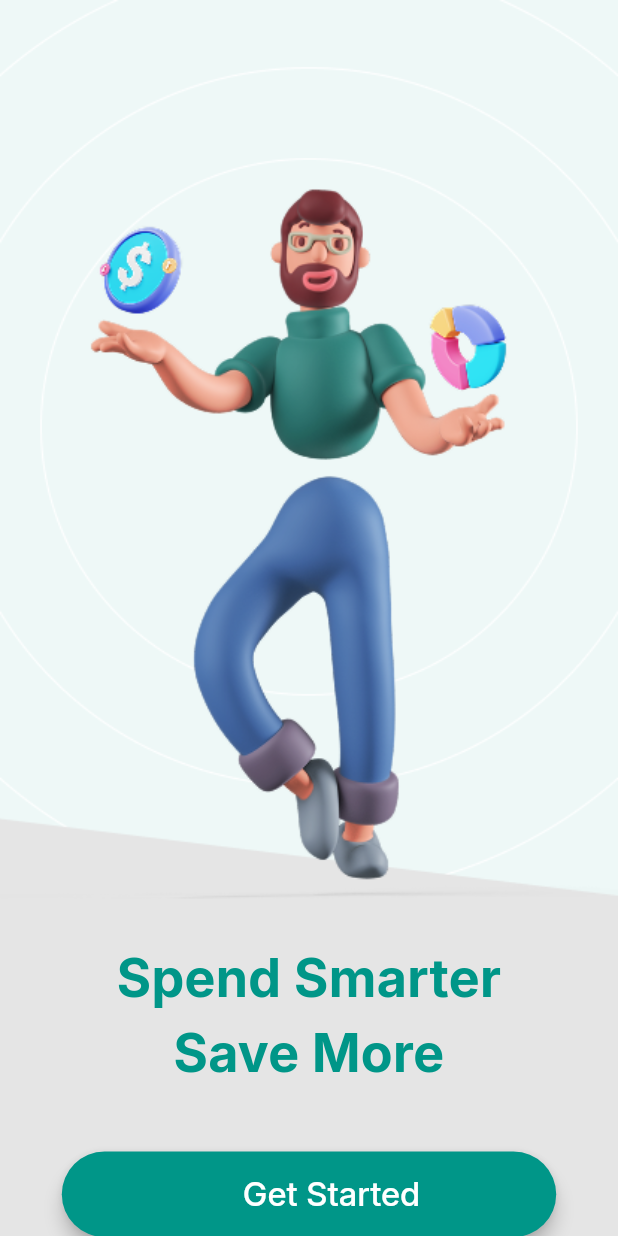
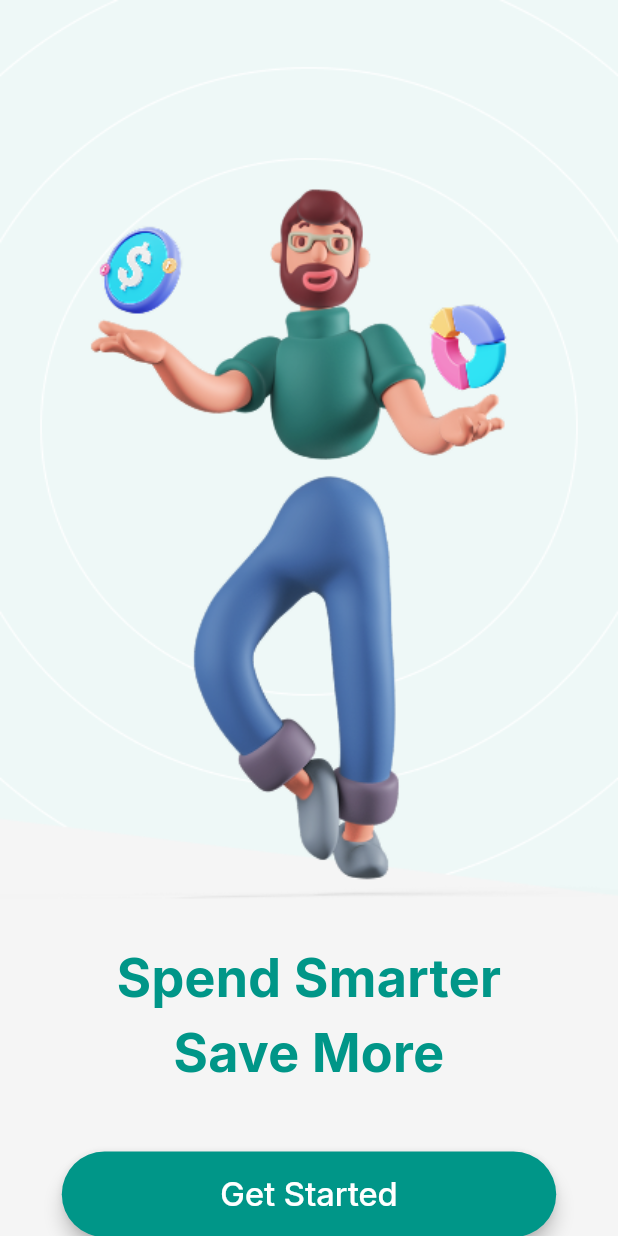
Before and after one commit to OmarAfifi-CSE/FinFlow, a Flutter app: the screen it shows after launch, on a phone screen of 412 x 824 dp. Run offline on Flutter 3.47's test engine with Material 3 defaults, Android fonts, the phone set to English and light mode, and no system bars; our stand-ins replace connectivity_plus, flutter_svg, go_router, shared_preferences, supabase_flutter; accounts and stored records are empty.

Commit message:
apply dark mode for onboarding screen

```diff
--- a/analysis_options.yaml
+++ b/analysis_options.yaml
@@ -1,28 +1,6 @@
-# This file configures the analyzer, which statically analyzes Dart code to
-# check for errors, warnings, and lints.
-#
-# The issues identified by the analyzer are surfaced in the UI of Dart-enabled
-# IDEs (https://dart.dev/tools#ides-and-editors). The analyzer can also be
-# invoked from the command line by running `flutter analyze`.
-
-# The following line activates a set of recommended lints for Flutter apps,
-# packages, and plugins designed to encourage good coding practices.
 include: package:flutter_lints/flutter.yaml
-
 linter:
-  # The lint rules applied to this project can be customized in the
-  # section below to disable rules from the `package:flutter_lints/flutter.yaml`
-  # included above or to enable additional rules. A list of all available lints
-  # and their documentation is published at https://dart.dev/lints.
-  #
-  # Instead of disabling a lint rule for the entire project in the
-  # section below, it can also be suppressed for a single line of code
-  # or a specific dart file by using the `// ignore: name_of_lint` and
-  # `// ignore_for_file: name_of_lint` syntax on the line or in the file
-  # producing the lint.
   rules:
-    # avoid_print: false  # Uncomment to disable the `avoid_print` rule
-    # prefer_single_quotes: true  # Uncomment to enable the `prefer_single_quotes` rule
-
-# Additional information about this file can be found at
-# https://dart.dev/guides/language/analysis-options
+    prefer_const_constructors: true
+    prefer_const_declarations: true
+    prefer_const_literals_to_create_immutables: true
--- a/lib/main.dart
+++ b/lib/main.dart
@@ -26,7 +26,7 @@ Future<void> main() async {
     ),
   );
 
-  runApp(MyApp());
+  runApp(const MyApp());
 }
 
 class MyApp extends StatelessWidget {
--- a/lib/screens/onboarding_screen.dart
+++ b/lib/screens/onboarding_screen.dart
@@ -15,7 +15,7 @@ class OnboardingScreen extends StatelessWidget {
     final content = Column(
       children: [
         Image(
-          image: AssetImage(AppAssets.onboardingImage),
+          image: const AssetImage(AppAssets.onboardingImage),
           width: MediaQuery.of(context).size.width < 500
               ? MediaQuery.of(context).size.width
               : 300,
@@ -49,11 +49,10 @@ class OnboardingScreen extends StatelessWidget {
             ),
           ),
         ),
-        SizedBox(height: 50),
+        const SizedBox(height: 50),
       ],
     );
     return Scaffold(
-      backgroundColor: Color(0xffE5E5E5),
       body: MediaQuery.of(context).size.width < 500
           ? SingleChildScrollView(child: content)
           : Center(child: SingleChildScrollView(child: content)),
--- a/lib/styling/app_text_styles.dart
+++ b/lib/styling/app_text_styles.dart
@@ -4,21 +4,21 @@ import 'app_colors.dart';
 import 'app_fonts.dart';
 
 class AppTextStyles {
-  static TextStyle primaryHeadlineStyle = TextStyle(
+  static const TextStyle primaryHeadlineStyle = TextStyle(
     color: AppColors.primaryColor,
     fontFamily: AppFonts.mainFontName,
     fontSize: 30,
     fontWeight: FontWeight.bold,
   );
 
-  static TextStyle subtitlesStyle = TextStyle(
+  static const TextStyle subtitlesStyle = TextStyle(
     color: AppColors.secondaryColor,
     fontFamily: AppFonts.mainFontName,
     fontSize: 16,
     fontWeight: FontWeight.w400,
   );
 
-  static TextStyle cardPrimaryTextStyle = TextStyle(
+  static const TextStyle cardPrimaryTextStyle = TextStyle(
     color: AppColors.whiteColor,
     fontFamily: AppFonts.mainFontName,
     fontSize: 30,
@@ -32,33 +32,31 @@ class AppTextStyles {
     fontWeight: FontWeight.w500,
   );
 
-  static TextStyle whiteTextStyle = TextStyle(
+  static const TextStyle whiteTextStyle = TextStyle(
     color: AppColors.whiteColor,
     fontFamily: AppFonts.mainFontName,
     fontSize: 22,
     fontWeight: FontWeight.w500,
   );
 
-  static TextStyle blackTextStyle = TextStyle(
+  static const TextStyle blackTextStyle = TextStyle(
     color: AppColors.blackColor,
     fontFamily: AppFonts.mainFontName,
     fontSize: 20,
     fontWeight: FontWeight.w500,
   );
 
-
   // for themes
-  static TextStyle whiteTitleMediumTextStyle = TextStyle(
+  static const TextStyle whiteTitleMediumTextStyle = TextStyle(
     color: AppColors.whiteColor,
     fontFamily: AppFonts.mainFontName,
     fontSize: 20,
     fontWeight: FontWeight.bold,
   );
-  static TextStyle blackTitleMediumTextStyle = TextStyle(
+  static const TextStyle blackTitleMediumTextStyle = TextStyle(
     color: AppColors.blackColor,
     fontFamily: AppFonts.mainFontName,
     fontSize: 20,
     fontWeight: FontWeight.bold,
   );
-
 }
--- a/lib/styling/app_themes.dart
+++ b/lib/styling/app_themes.dart
@@ -18,13 +18,12 @@ class AppThemes {
     primaryColor: AppColors.primaryColor,
     fontFamily: AppFonts.mainFontName,
 
-
-    textTheme: TextTheme(
+    textTheme: const TextTheme(
       titleLarge: AppTextStyles.primaryHeadlineStyle,
       titleMedium: AppTextStyles.blackTitleMediumTextStyle,
     ),
 
-    buttonTheme: ButtonThemeData(
+    buttonTheme: const ButtonThemeData(
       buttonColor: AppColors.primaryColor,
       disabledColor: AppColors.secondaryColor,
     ),
@@ -51,17 +50,19 @@ class AppThemes {
     ),
     primaryColor: AppColors.primaryColor,
 
-    colorScheme: ColorScheme.dark(
+    colorScheme: const ColorScheme.dark(
       primary: AppColors.primaryColor,
       secondary: Colors.tealAccent,
       brightness: Brightness.dark,
     ),
 
     textTheme: TextTheme(
-      titleLarge: AppTextStyles.primaryHeadlineStyle.copyWith(color: Colors.white),
+      titleLarge: AppTextStyles.primaryHeadlineStyle.copyWith(
+        color: Colors.white,
+      ),
       titleMedium: AppTextStyles.whiteTitleMediumTextStyle,
     ),
-    buttonTheme: ButtonThemeData(
+    buttonTheme: const ButtonThemeData(
       buttonColor: AppColors.primaryColor,
       disabledColor: AppColors.secondaryColor,
     ),
--- a/lib/widgets/custom_primary_button.dart
+++ b/lib/widgets/custom_primary_button.dart
@@ -53,16 +53,13 @@ class CustomPrimaryButton extends StatelessWidget {
             )
           : Row(
               mainAxisAlignment: MainAxisAlignment.center,
-            children: [
-              Icon(
-                icon,
-                color: textColor ?? Colors.white,
-                size: 22,
-              ),
-              SizedBox(width: 8),
-              Text(buttonText ?? ""),
-            ],
-          ),
+              children: [
+                if (icon != null)
+                  Icon(icon, color: textColor ?? Colors.white, size: 20),
+                if (icon != null) const SizedBox(width: 8),
+                Text(buttonText ?? ""),
+              ],
+            ),
     );
   }
 }
```
